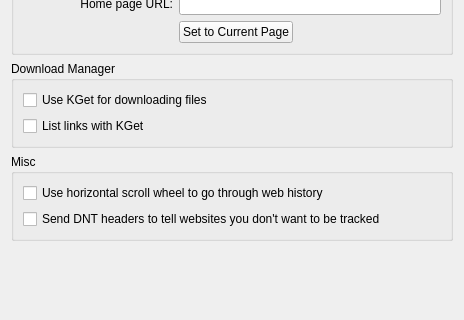
Before: the Qt Designer form src/settings/settings_general.ui in KDE/rekonq, drawn with Qt 5; both pictures show x 0 to 464 and y 142 to 462 of the 464 by 462 pixel window.
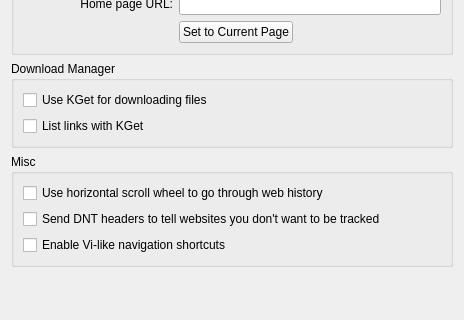
After: the same form once the commit is applied. Custom widgets are drawn as their Qt base class.

Commit message:
Fix vi-like navigation shortcuts
This patch introduces a check on input/textarea elements to be sure
we are NOT stealing focus there.. ;)
It also introduces a check to let the feature being optional (just to
be completely sure... )

```diff
--- a/src/settings/settings_general.ui
+++ b/src/settings/settings_general.ui
@@ -194,6 +194,13 @@
         </property>
        </widget>
       </item>
+      <item>
+       <widget class="QCheckBox" name="kcfg_enableViShortcuts">
+        <property name="text">
+         <string>Enable Vi-like navigation shortcuts</string>
+        </property>
+       </widget>
+      </item>
      </layout>
     </widget>
    </item>
@@ -213,16 +220,16 @@
   </layout>
  </widget>
  <customwidgets>
-  <customwidget>
-   <class>KLineEdit</class>
-   <extends>QLineEdit</extends>
-   <header>klineedit.h</header>
-  </customwidget>
   <customwidget>
    <class>KComboBox</class>
    <extends>QComboBox</extends>
    <header>kcombobox.h</header>
   </customwidget>
+  <customwidget>
+   <class>KLineEdit</class>
+   <extends>QLineEdit</extends>
+   <header>klineedit.h</header>
+  </customwidget>
  </customwidgets>
  <resources/>
  <connections/>
```
The commit also changes 2 other files.
